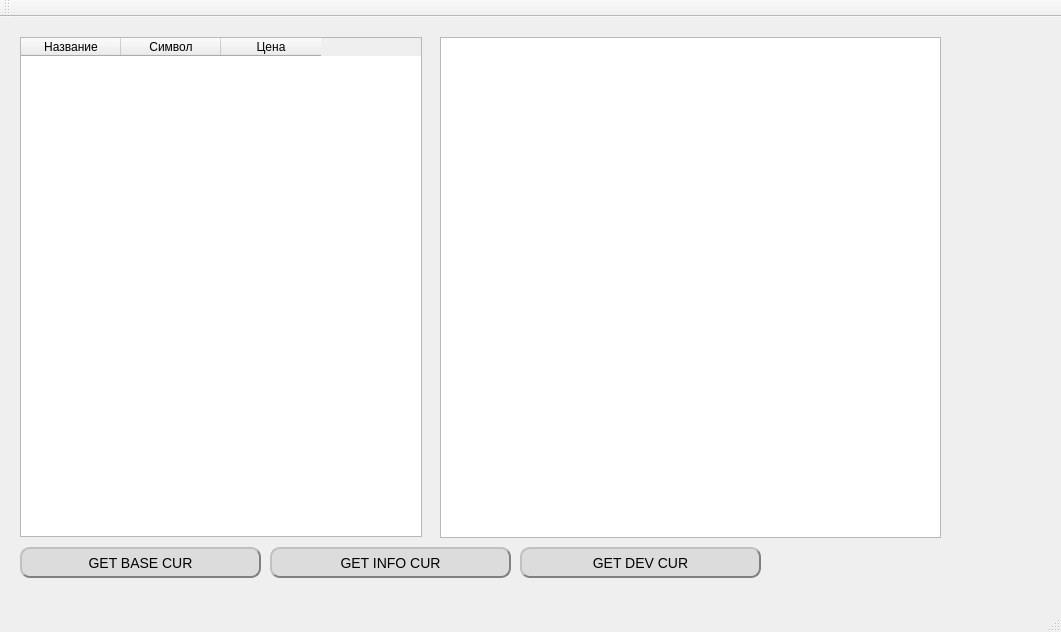
valeksan/qapico, file mainwindow.ui: the form before one commit.
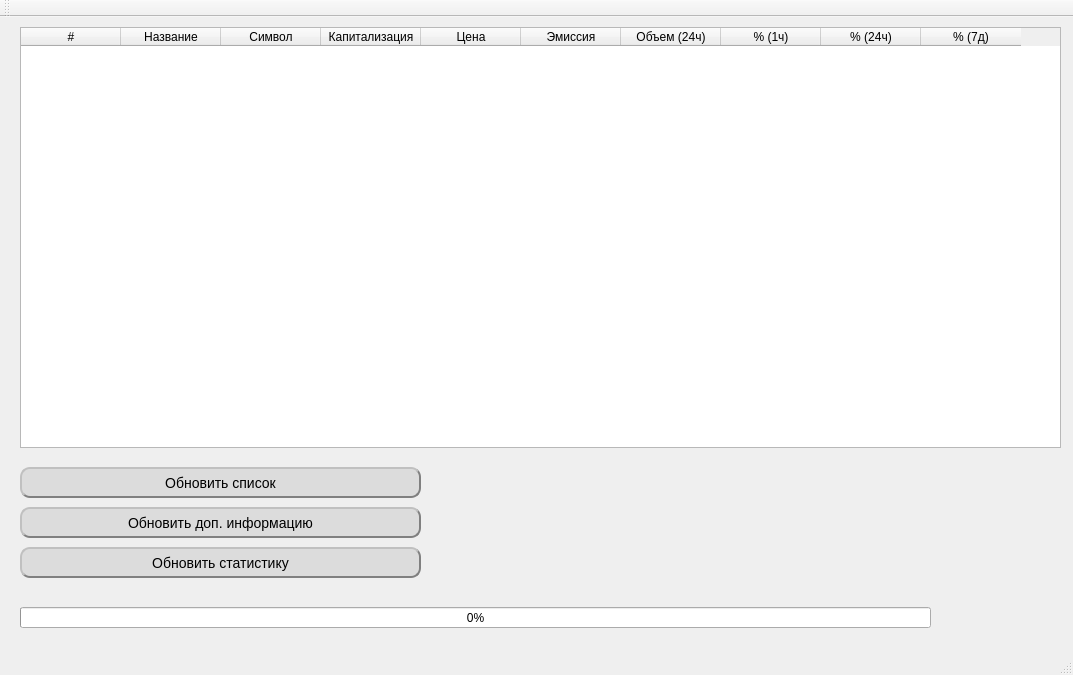
The form after the commit.

Patch:
```diff
--- a/mainwindow.ui
+++ b/mainwindow.ui
@@ -6,8 +6,8 @@
    <rect>
     <x>0</x>
     <y>0</y>
-    <width>1061</width>
-    <height>632</height>
+    <width>1073</width>
+    <height>675</height>
    </rect>
   </property>
   <property name="windowTitle">
@@ -21,11 +21,16 @@
     <property name="geometry">
      <rect>
       <x>20</x>
-      <y>20</y>
-      <width>402</width>
-      <height>500</height>
+      <y>10</y>
+      <width>1041</width>
+      <height>421</height>
      </rect>
     </property>
+    <column>
+     <property name="text">
+      <string>#</string>
+     </property>
+    </column>
     <column>
      <property name="text">
       <string>Название</string>
@@ -36,18 +41,48 @@
       <string>Символ</string>
      </property>
     </column>
+    <column>
+     <property name="text">
+      <string>Капитализация</string>
+     </property>
+    </column>
     <column>
      <property name="text">
       <string>Цена</string>
      </property>
     </column>
+    <column>
+     <property name="text">
+      <string>Эмиссия</string>
+     </property>
+    </column>
+    <column>
+     <property name="text">
+      <string>Объем (24ч)</string>
+     </property>
+    </column>
+    <column>
+     <property name="text">
+      <string>% (1ч)</string>
+     </property>
+    </column>
+    <column>
+     <property name="text">
+      <string>% (24ч)</string>
+     </property>
+    </column>
+    <column>
+     <property name="text">
+      <string>% (7д)</string>
+     </property>
+    </column>
    </widget>
    <widget class="QPushButton" name="pushButtonUpdate">
     <property name="geometry">
      <rect>
       <x>20</x>
-      <y>530</y>
-      <width>241</width>
+      <y>450</y>
+      <width>401</width>
       <height>31</height>
      </rect>
     </property>
@@ -69,25 +104,15 @@
 </string>
     </property>
     <property name="text">
-     <string>GET BASE CUR</string>
-    </property>
-   </widget>
-   <widget class="QTextBrowser" name="textBrowser">
-    <property name="geometry">
-     <rect>
-      <x>440</x>
-      <y>20</y>
-      <width>501</width>
-      <height>501</height>
-     </rect>
+     <string>Обновить список</string>
     </property>
    </widget>
    <widget class="QPushButton" name="pushButtonUpdate_2">
     <property name="geometry">
      <rect>
-      <x>270</x>
-      <y>530</y>
-      <width>241</width>
+      <x>20</x>
+      <y>490</y>
+      <width>401</width>
       <height>31</height>
      </rect>
     </property>
@@ -109,15 +134,15 @@
 </string>
     </property>
     <property name="text">
-     <string>GET INFO CUR</string>
+     <string>Обновить доп. информацию</string>
     </property>
    </widget>
    <widget class="QPushButton" name="pushButtonUpdate_3">
     <property name="geometry">
      <rect>
-      <x>520</x>
+      <x>20</x>
       <y>530</y>
-      <width>241</width>
+      <width>401</width>
       <height>31</height>
      </rect>
     </property>
@@ -139,7 +164,33 @@
 </string>
     </property>
     <property name="text">
-     <string>GET DEV CUR</string>
+     <string>Обновить статистику</string>
+    </property>
+   </widget>
+   <widget class="QProgressBar" name="progressBar">
+    <property name="geometry">
+     <rect>
+      <x>20</x>
+      <y>590</y>
+      <width>911</width>
+      <height>21</height>
+     </rect>
+    </property>
+    <property name="value">
+     <number>0</number>
+    </property>
+   </widget>
+   <widget class="QLabel" name="label">
+    <property name="geometry">
+     <rect>
+      <x>20</x>
+      <y>570</y>
+      <width>921</width>
+      <height>17</height>
+     </rect>
+    </property>
+    <property name="text">
+     <string/>
     </property>
    </widget>
   </widget>
```
Left out of the diff: 2 changed lines with no effect on the pictures.
